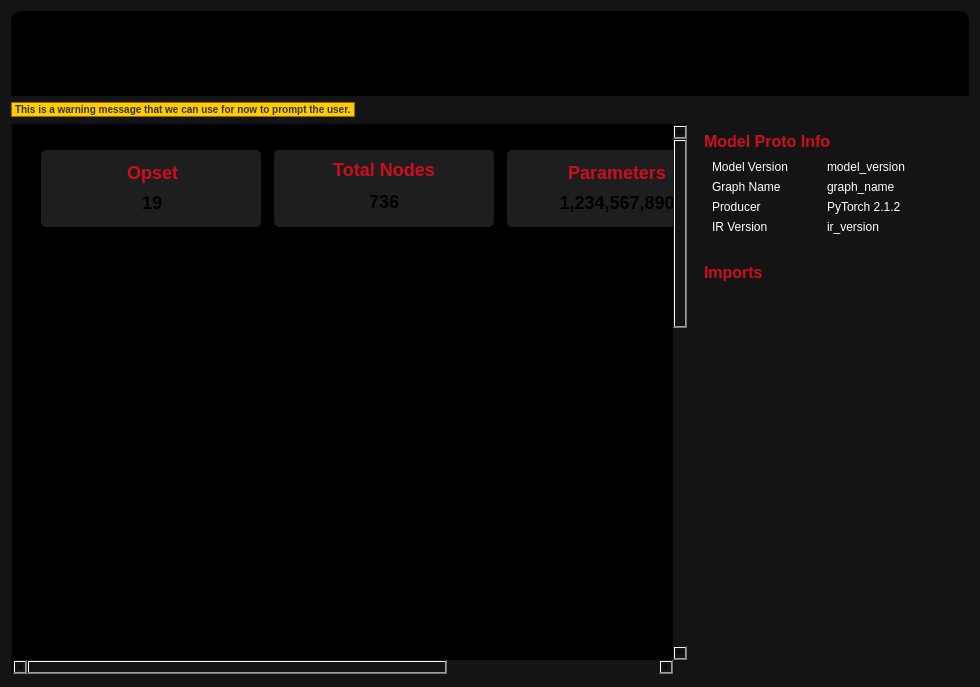
Before: the Qt Designer form src/digest/ui/modelsummary.ui in onnx/digestai, drawn with Qt 5.
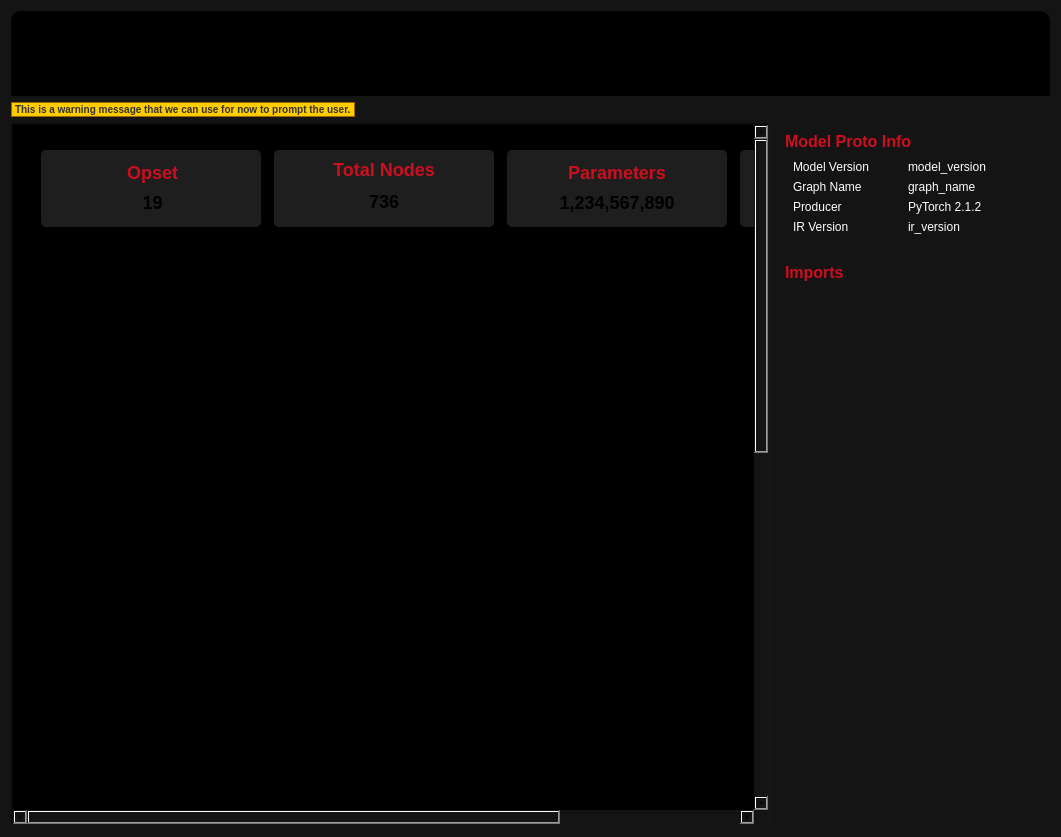
After: the same form once the commit is applied. Icons and pictures are not drawn. Custom widgets are drawn as their Qt base class.

Patch:
```diff
--- a/src/digest/ui/modelsummary.ui
+++ b/src/digest/ui/modelsummary.ui
@@ -6,8 +6,8 @@
    <rect>
     <x>0</x>
     <y>0</y>
-    <width>980</width>
-    <height>687</height>
+    <width>1061</width>
+    <height>837</height>
    </rect>
   </property>
   <property name="sizePolicy">
@@ -153,9 +153,9 @@
         <property name="geometry">
          <rect>
           <x>0</x>
-          <y>0</y>
+          <y>-558</y>
           <width>991</width>
-          <height>1453</height>
+          <height>1443</height>
          </rect>
         </property>
         <property name="styleSheet">
@@ -244,7 +244,7 @@
                   <property name="rightMargin">
                    <number>6</number>
                   </property>
-                  <item alignment="Qt::AlignmentFlag::AlignHCenter">
+                  <item>
                    <widget class="QLabel" name="opsetLabel">
                     <property name="sizePolicy">
                      <sizepolicy hsizetype="Preferred" vsizetype="Fixed">
@@ -271,7 +271,7 @@
                     </property>
                    </widget>
                   </item>
-                  <item alignment="Qt::AlignmentFlag::AlignHCenter">
+                  <item>
                    <widget class="QLabel" name="opsetVersion">
                     <property name="sizePolicy">
                      <sizepolicy hsizetype="Preferred" vsizetype="Fixed">
@@ -1218,7 +1218,7 @@
           </property>
          </widget>
         </item>
-        <item alignment="Qt::AlignmentFlag::AlignRight">
+        <item>
          <widget class="QTableWidget" name="modelProtoTable">
           <property name="sizePolicy">
            <sizepolicy hsizetype="Preferred" vsizetype="Preferred">
```
Left out of the diff: 29 changed lines with no effect on the pictures.
